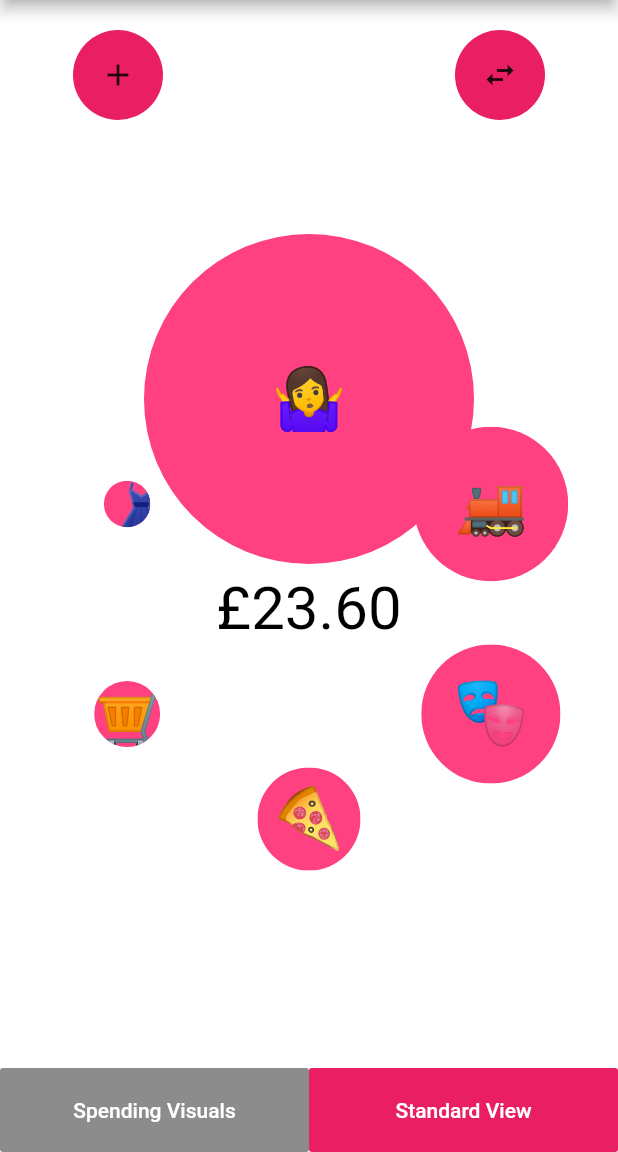
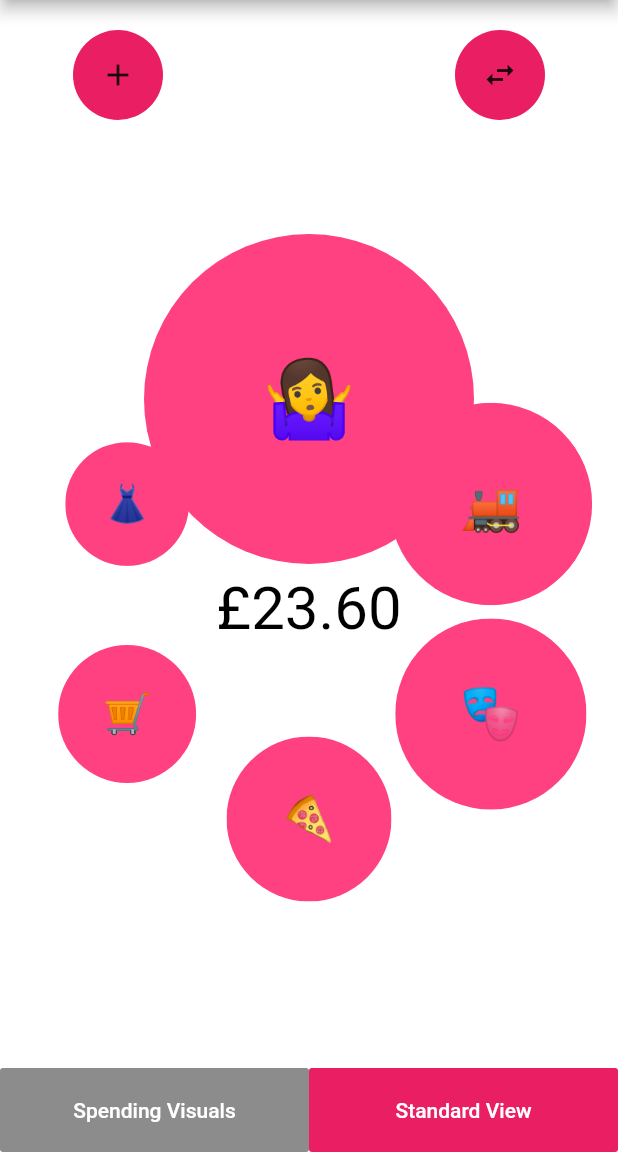
Before and after one commit to AimeeRedbond/bubel-ui, a Flutter app: the screen it shows after launch, on a phone screen of 412 x 824 dp, the part 84-1236 px from its top. Run offline on Flutter 3.47's test engine with Material 2 defaults, Android fonts, the phone set to English and light mode, and no system bars.

Commit message:
improve scaling for bubbles

```diff
--- a/bubble_bank/lib/main.dart
+++ b/bubble_bank/lib/main.dart
@@ -235,7 +235,10 @@ class BankingState extends State<Banking> {
   }
 
   List<Widget> _makeGroups(ratios, transactions) {
-    double max_size = 220.0/ratios[0][1];
+    double range = 220.0 - 60.0;
+    double max = range/ratios[0][1];
+    double font_range = 50.0 - 20.0;
+    double font_m = font_range/ratios[0][1];
     List<Widget> groups = [];
     Map<String, String> emojis = {'Restaurants':'🍕', 'Groceries':'🛒', 'Shopping':'👗', 'Transport':'🚂', 'Entertainment':'🎭', 'Other':'🤷‍♀️'};
     for (int i = 0; i < 6; i++) {
@@ -244,10 +247,12 @@ class BankingState extends State<Banking> {
         child: CircularBubble(
             name: emojis[ratios[i][0]],
             ratio: ratios[i][1],
-            h: ratios[i][1]*max_size,
-            w: ratios[i][1]*max_size,
+            h: 60.0 + ratios[i][1]*max,
+            w: 60.0 + ratios[i][1]*max,
             group: ratios[i][0],
-            t: transactions,)
+            t: transactions,
+            font: 20.0 + ratios[i][1]*font_m,
+        )
       ));
     }
     return groups;
@@ -379,6 +384,7 @@ class CircularBubble extends StatelessWidget {
   final double ratio;
   final String group;
   final List<Map> t;
+  final double font;
 
   CircularBubble({
     @required this.name,
@@ -387,6 +393,7 @@ class CircularBubble extends StatelessWidget {
     @required this.ratio,
     @required this.group,
     @required this.t,
+    @required this.font,
   });
 
   @override
@@ -400,7 +407,7 @@ class CircularBubble extends StatelessWidget {
               color: Colors.pinkAccent,
               height: h, // height of the button
               width: w, // width of the button
-              child: Center(child: Text(name, style: balanceFont,)),
+              child: Center(child: Text(name, style: TextStyle(fontSize: font))),
             ),
           ),
         ),
```
